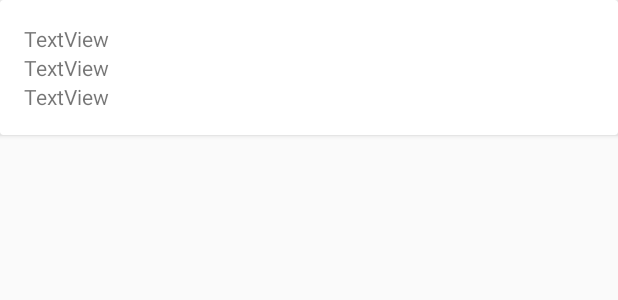
After one commit to atangji/FirebaseDB, an Android app: the layout item_sede.xml on its own in the app's theme, with its tools: preview values and no code run, on a phone screen of 412 x 824 dp. The commit adds this screen. Shown: the top 300 px of the screen. Run offline under Robolectric (Android 15) with nearby library versions, the phone set to English and light mode, and no system bars.

Commit message:
Add SedeAdapter

```diff
--- a/app/src/main/java/com/example/firebasedb/MainActivity.java
+++ b/app/src/main/java/com/example/firebasedb/MainActivity.java
@@ -73,7 +73,7 @@ public class MainActivity extends AppCompatActivity {
                                         public void onDataChange(@NonNull DataSnapshot dataSnapshot) {
                                             Tipo tipo  = dataSnapshot.getValue(Tipo.class);
                                             ticket.setTipoobj(tipo);
-                                            Log.i("asads","asdas");
+
 
                                             tickets_array.add(ticket);
                                             TicketAdapter adapter = new TicketAdapter(tickets_array);
--- /dev/null
+++ b/app/src/main/res/layout/item_sede.xml
@@ -0,0 +1,33 @@
+<?xml version="1.0" encoding="utf-8"?>
+
+<androidx.cardview.widget.CardView
+    xmlns:android="http://schemas.android.com/apk/res/android"
+    android:layout_width="match_parent"
+    android:layout_height="wrap_content">
+
+<LinearLayout
+    android:layout_width="match_parent"
+    android:layout_height="wrap_content"
+    android:padding="16dp"
+    android:orientation="vertical">
+
+
+    <TextView
+        android:id="@+id/tvDireccion"
+        android:layout_width="match_parent"
+        android:layout_height="wrap_content"
+        android:text="TextView" />
+
+    <TextView
+        android:id="@+id/tvCP"
+        android:layout_width="match_parent"
+        android:layout_height="wrap_content"
+        android:text="TextView" />
+    <TextView
+        android:id="@+id/tvPoblacion"
+        android:layout_width="match_parent"
+        android:layout_height="wrap_content"
+        android:text="TextView" />
+</LinearLayout>
+
+</androidx.cardview.widget.CardView>
```
Also changed, not shown: app/src/main/java/com/example/firebasedb/Adapters/SedeAdapter.java (+87 -1 lines), app/src/main/java/com/example/firebasedb/Model/Sede.java (+16 -1 lines).
